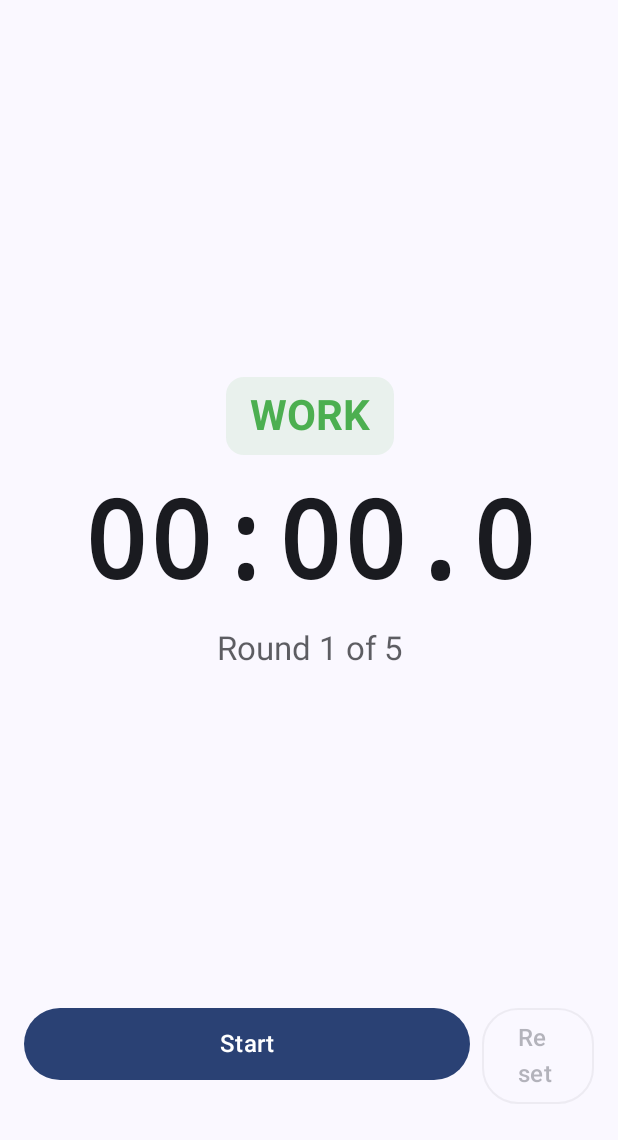
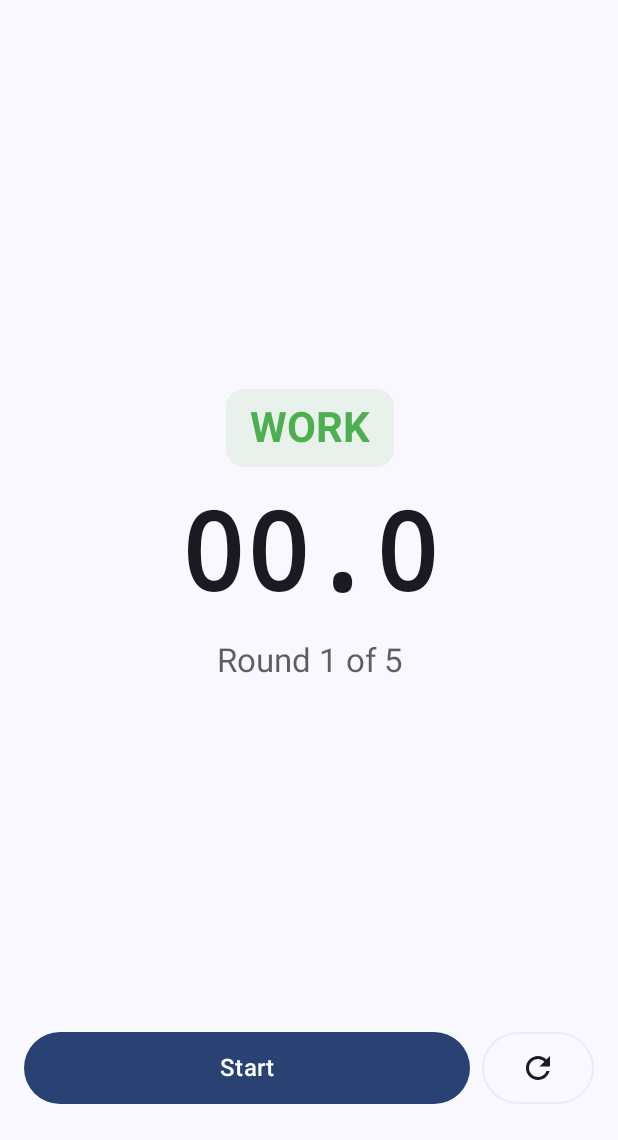
Before and after one commit to mstraa/hiit-timer, an Android app built with Jetpack Compose: the screen it shows after launch (MainActivity), on a phone screen of 412 x 824 dp, the part 96-1236 px from its top. Run offline under Robolectric (Android 15) with nearby library versions, the phone set to English and light mode, and no system bars.

Commit message:
feat: ui improvements

```diff
--- a/app/src/main/java/com/hiittimer/app/data/TimerState.kt
+++ b/app/src/main/java/com/hiittimer/app/data/TimerState.kt
@@ -57,13 +57,22 @@ data class TimerStatus(
     val canReset: Boolean get() = state != TimerState.IDLE
 
     /**
-     * Format time remaining as MM:SS.mmm (FR-017: Millisecond precision)
+     * Format time remaining with conditional formatting (FR-019: Timer Display Format Enhancement)
+     * - Less than 60 seconds: "SS.d" format (e.g., "45.3")
+     * - 60 seconds or greater: "MM:SS.d" format (e.g., "01:45.3")
      */
     fun formatTimeRemaining(): String {
         val minutes = timeRemainingSeconds / 60
         val seconds = timeRemainingSeconds % 60
-        val milliseconds = timeRemainingMilliseconds / 100 // Display deciseconds (0-9)
-        return String.format("%02d:%02d.%01d", minutes, seconds, milliseconds)
+        val deciseconds = timeRemainingMilliseconds / 100 // Display deciseconds (0-9)
+
+        return if (timeRemainingSeconds < 60) {
+            // FR-019: Show only seconds and deciseconds when less than 60 seconds
+            String.format("%02d.%01d", timeRemainingSeconds, deciseconds)
+        } else {
+            // FR-017: Show full MM:SS.d format when 60 seconds or greater
+            String.format("%02d:%02d.%01d", minutes, seconds, deciseconds)
+        }
     }
 
     /**
--- a/app/src/main/java/com/hiittimer/app/ui/timer/TimerScreen.kt
+++ b/app/src/main/java/com/hiittimer/app/ui/timer/TimerScreen.kt
@@ -4,6 +4,8 @@ import androidx.compose.foundation.background
 import androidx.compose.foundation.isSystemInDarkTheme
 import androidx.compose.foundation.layout.*
 import androidx.compose.foundation.shape.RoundedCornerShape
+import androidx.compose.material.icons.Icons
+import androidx.compose.material.icons.filled.Refresh
 import androidx.compose.material3.*
 import androidx.compose.runtime.*
 import androidx.compose.ui.Alignment
@@ -486,7 +488,7 @@ private fun TimerButton(
             )
         }
     } else {
-        // Reset button
+        // Reset button with icon (FR-020: Reset Button UI Enhancement)
         OutlinedButton(
             onClick = { viewModel.resetTimer() },
             enabled = timerStatus.canReset,
@@ -495,10 +497,11 @@ private fun TimerButton(
                 .widthIn(min = MinTouchTargetSize * 2),
             shape = RoundedCornerShape(adaptiveButtonHeight / 2)
         ) {
-            Text(
-                text = stringResource(R.string.reset),
-                style = MaterialTheme.typography.titleMedium,
-                fontWeight = FontWeight.Medium
+            Icon(
+                imageVector = Icons.Default.Refresh,
+                contentDescription = "Reset timer", // FR-020: Accessibility support
+                modifier = Modifier.size(24.dp), // FR-020: Minimum 24dp icon size
+                tint = MaterialTheme.colorScheme.onSurface
             )
         }
     }
```
Also changed, not shown: 2 other files.
